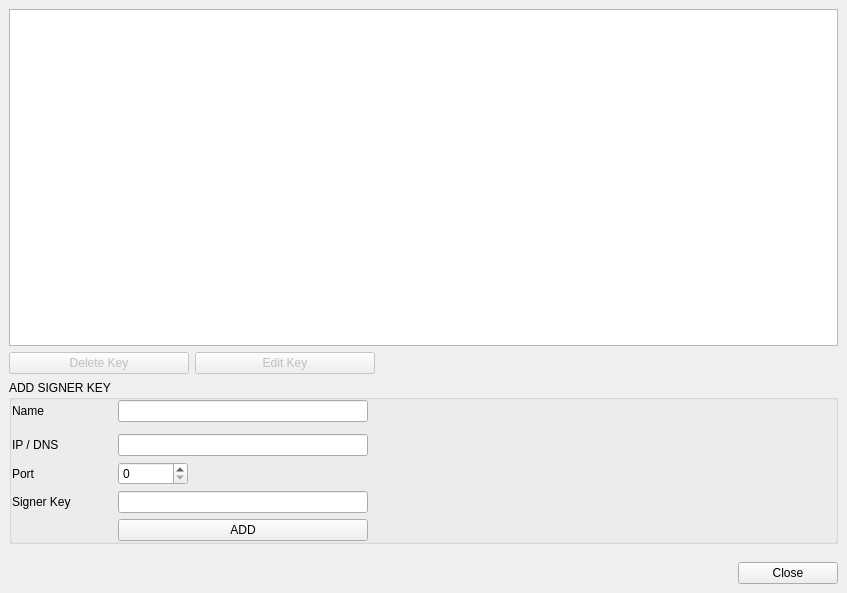
The window that BlockSettleUILib/Settings/SignersManageWidget.ui (BlockSettle/terminal) describes before a commit, drawn with Qt 5.
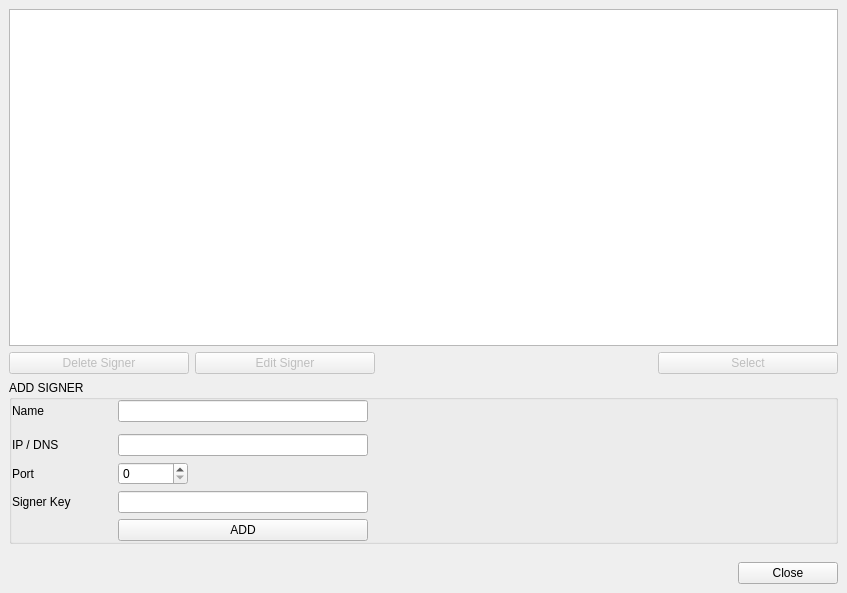
The same window after the commit. Icons and pictures are not drawn.

Commit message: Terminal - manage signer keys - refactoring

What changed in the file:
```diff
--- a/BlockSettleUILib/Settings/SignersManageWidget.ui
+++ b/BlockSettleUILib/Settings/SignersManageWidget.ui
@@ -12,7 +12,7 @@
   </property>
   <property name="sizeHint" stdset="0">
    <size>
-    <width>636</width>
+    <width>816</width>
     <height>439</height>
    </size>
   </property>
@@ -62,7 +62,7 @@
          </size>
         </property>
         <property name="text">
-         <string>Delete Key</string>
+         <string>Delete Signer</string>
         </property>
        </widget>
       </item>
@@ -122,14 +122,14 @@
          </size>
         </property>
         <property name="text">
-         <string>Edit Key</string>
+         <string>Edit Signer</string>
         </property>
        </widget>
       </item>
       <item row="2" column="0" colspan="4">
        <widget class="QGroupBox" name="groupBox">
         <property name="title">
-         <string>ADD SIGNER KEY</string>
+         <string>ADD SIGNER</string>
         </property>
         <layout class="QGridLayout" name="gridLayout">
          <property name="leftMargin">
@@ -454,6 +454,28 @@
         </layout>
        </widget>
       </item>
+      <item row="1" column="3">
+       <widget class="QPushButton" name="pushButtonSelect">
+        <property name="enabled">
+         <bool>false</bool>
+        </property>
+        <property name="minimumSize">
+         <size>
+          <width>180</width>
+          <height>0</height>
+         </size>
+        </property>
+        <property name="maximumSize">
+         <size>
+          <width>180</width>
+          <height>16777215</height>
+         </size>
+        </property>
+        <property name="text">
+         <string>Select</string>
+        </property>
+       </widget>
+      </item>
      </layout>
     </widget>
    </item>
```
Left out of the diff: 2 changed lines with no effect on the pictures. The commit also changes 11 other files.
